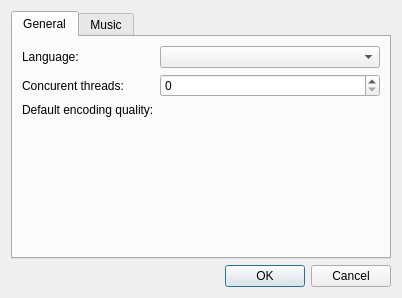
The window that ui/PreferencesDialog.ui (dendy/fogg) describes before a commit, drawn with Qt 5.
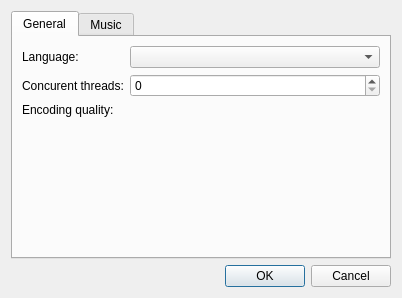
The same window after the commit. Icons and pictures are not drawn. Custom widgets are drawn as their Qt base class.

```diff
--- a/ui/PreferencesDialog.ui
+++ b/ui/PreferencesDialog.ui
@@ -58,7 +58,7 @@
          <item row="2" column="0">
           <widget class="QLabel" name="defaultEncodingQualityStaticLabel">
            <property name="text">
-            <string>Default encoding quality:</string>
+            <string>Encoding quality:</string>
            </property>
           </widget>
          </item>
```
